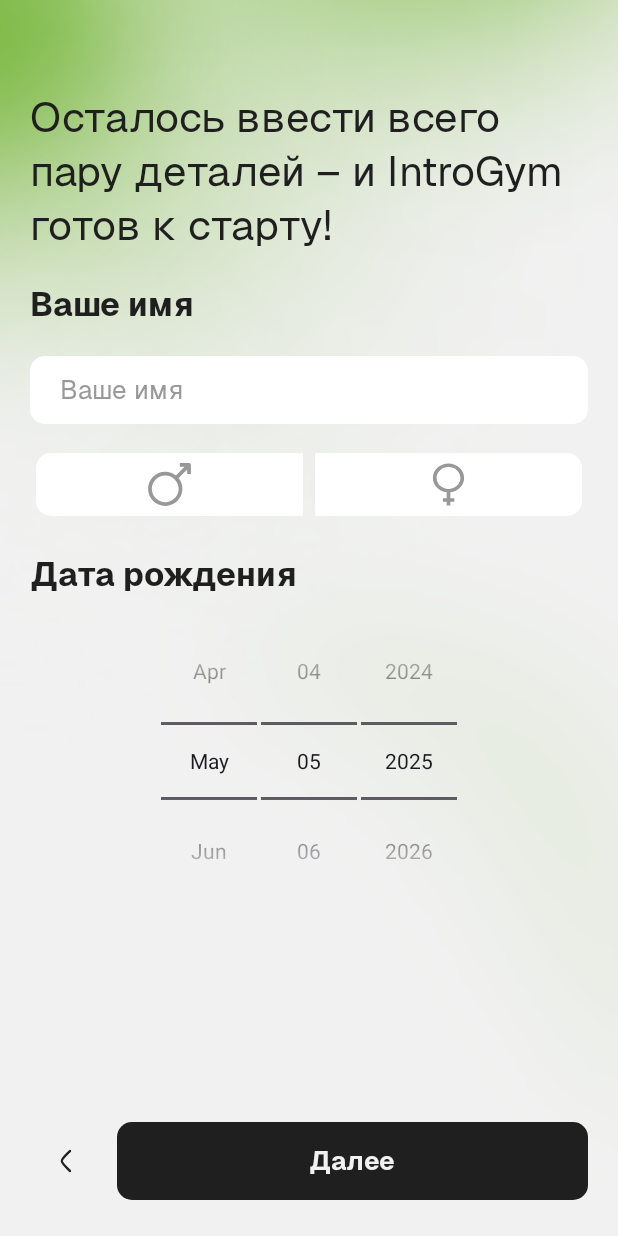
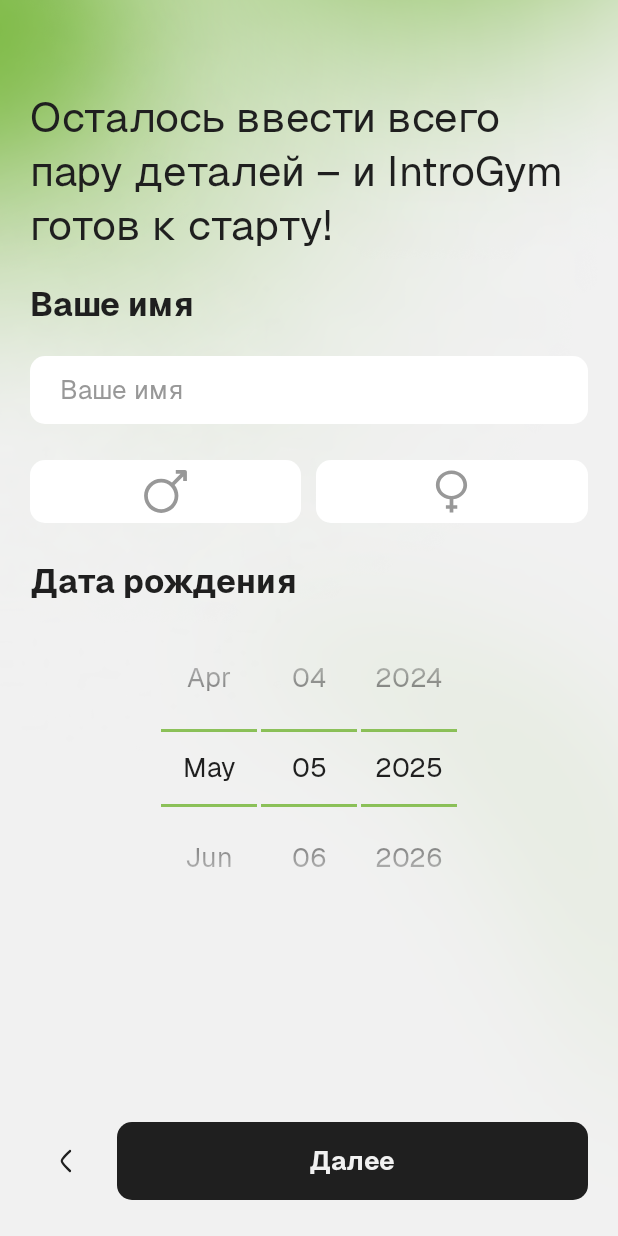
Before and after one commit to IntroGymApp/intro-gym-android, an Android app: the layout fragment_about_user.xml on its own in the app's theme, with its tools: preview values and no code run, on a phone screen of 412 x 824 dp. Run offline under Robolectric (Android 15) with nearby library versions, the phone set to English and light mode, and no system bars.

Commit message:
fix(onboarding): Fix checked buttons and date picker styles

```diff
--- a/app/src/main/java/ru/lonelywh1te/introgym/features/onboarding/presentation/AboutUserFragment.kt
+++ b/app/src/main/java/ru/lonelywh1te/introgym/features/onboarding/presentation/AboutUserFragment.kt
@@ -46,7 +46,17 @@ class AboutUserFragment : Fragment() {
         }
 
         binding.dpBirthday.apply {
-            maxDate = LocalDate.now().atStartOfDay().toInstant(ZoneOffset.UTC).toEpochMilli()
+            maxDate = LocalDate.now().atStartOfDay().minusYears(14).toInstant(ZoneOffset.UTC).toEpochMilli()
+        }
+
+        binding.btnMale.setOnClickListener {
+            it.isSelected = !it.isSelected
+            if (it.isSelected) binding.btnFemale.isSelected = false
+        }
+
+        binding.btnFemale.setOnClickListener {
+            it.isSelected = !it.isSelected
+            if (it.isSelected) binding.btnMale.isSelected = false
         }
     }
 
@@ -64,9 +74,9 @@ class AboutUserFragment : Fragment() {
     }
 
     private fun getSelectedGender(): Gender? {
-        return when (binding.materialButtonToggleGroup.checkedButtonId) {
-            binding.btnMale.id -> Gender.MALE
-            binding.btnFemale.id -> Gender.FEMALE
+        return when {
+            binding.btnMale.isSelected -> Gender.MALE
+            binding.btnFemale.isSelected -> Gender.FEMALE
             else -> null
         }
     }
--- a/app/src/main/res/layout/fragment_about_user.xml
+++ b/app/src/main/res/layout/fragment_about_user.xml
@@ -48,39 +48,31 @@
 
     </ru.lonelywh1te.introgym.core.ui.views.EditTextLayout>
 
-    <com.google.android.material.button.MaterialButtonToggleGroup
-        android:id="@+id/materialButtonToggleGroup"
+    <LinearLayout
+        android:id="@+id/ll_gender_buttons"
         android:layout_width="match_parent"
         android:layout_height="50dp"
-        android:layout_marginTop="15dp"
-        app:singleSelection="true"
-        app:layout_constraintEnd_toEndOf="parent"
-        app:layout_constraintStart_toStartOf="parent"
-        app:layout_constraintTop_toBottomOf="@+id/ll_text_input_container">
+        android:layout_marginTop="20dp"
+        app:layout_constraintTop_toBottomOf="@+id/ll_text_input_container"
+        tools:layout_editor_absoluteX="20dp">
 
         <Button
             android:id="@+id/btn_male"
-            style="@style/Widget.IntroGym.SegmentedButton"
+            style="@style/Widget.IntroGym.CheckedButton"
             android:layout_weight="1"
-            app:icon="@drawable/ic_male"
-            app:iconSize="30dp"
-            app:layout_constraintBottom_toBottomOf="parent"
-            app:layout_constraintHorizontal_chainStyle="packed"
-            app:layout_constraintStart_toStartOf="parent"
-            app:layout_constraintTop_toTopOf="@+id/btn_next" />
+            app:icon="@drawable/ic_male"/>
+
+        <Space
+            android:layout_width="10dp"
+            android:layout_height="match_parent" />
 
         <Button
             android:id="@+id/btn_female"
-            style="@style/Widget.IntroGym.SegmentedButton"
+            style="@style/Widget.IntroGym.CheckedButton"
             android:layout_weight="1"
-            app:icon="@drawable/ic_female"
-            app:iconSize="30dp"
-            app:layout_constraintBottom_toBottomOf="parent"
-            app:layout_constraintHorizontal_chainStyle="packed"
-            app:layout_constraintStart_toStartOf="parent"
-            app:layout_constraintTop_toTopOf="@+id/btn_next" />
+            app:icon="@drawable/ic_female"/>
 
-    </com.google.android.material.button.MaterialButtonToggleGroup>
+    </LinearLayout>
 
     <TextView
         android:id="@+id/textView5"
@@ -91,7 +83,7 @@
         android:textAppearance="@style/TextAppearance.IntroGym.Title2.Bold"
         app:layout_constraintEnd_toEndOf="parent"
         app:layout_constraintStart_toStartOf="parent"
-        app:layout_constraintTop_toBottomOf="@+id/materialButtonToggleGroup" />
+        app:layout_constraintTop_toBottomOf="@+id/ll_gender_buttons" />
 
     <DatePicker
         android:id="@+id/dp_birthday"
--- a/app/src/main/res/values/styles.xml
+++ b/app/src/main/res/values/styles.xml
@@ -112,6 +112,7 @@
         <item name="iconGravity">textTop</item>
         <item name="backgroundTint">@color/selector_selectable_button_background</item>
         <item name="iconTint">@color/selector_selectable_button_foreground</item>
+        <item name="iconSize">30dp</item>
     </style>
 
     <style name="Widget.IntroGym.IconButton.Primary">
@@ -122,6 +123,7 @@
         <item name="android:headerDayOfMonthTextAppearance">@style/TextAppearance.IntroGym.Body.Regular</item>
         <item name="android:headerMonthTextAppearance">@style/TextAppearance.IntroGym.Body.Regular</item>
         <item name="android:headerYearTextAppearance">@style/TextAppearance.IntroGym.Body.Regular</item>
+        <item name="theme">@style/ThemeOverlay.NumberPicker</item>
     </style>
 
     <style name="Widget.IntroGym.BottomNavigationView" parent="Widget.MaterialComponents.BottomNavigationView">
```
